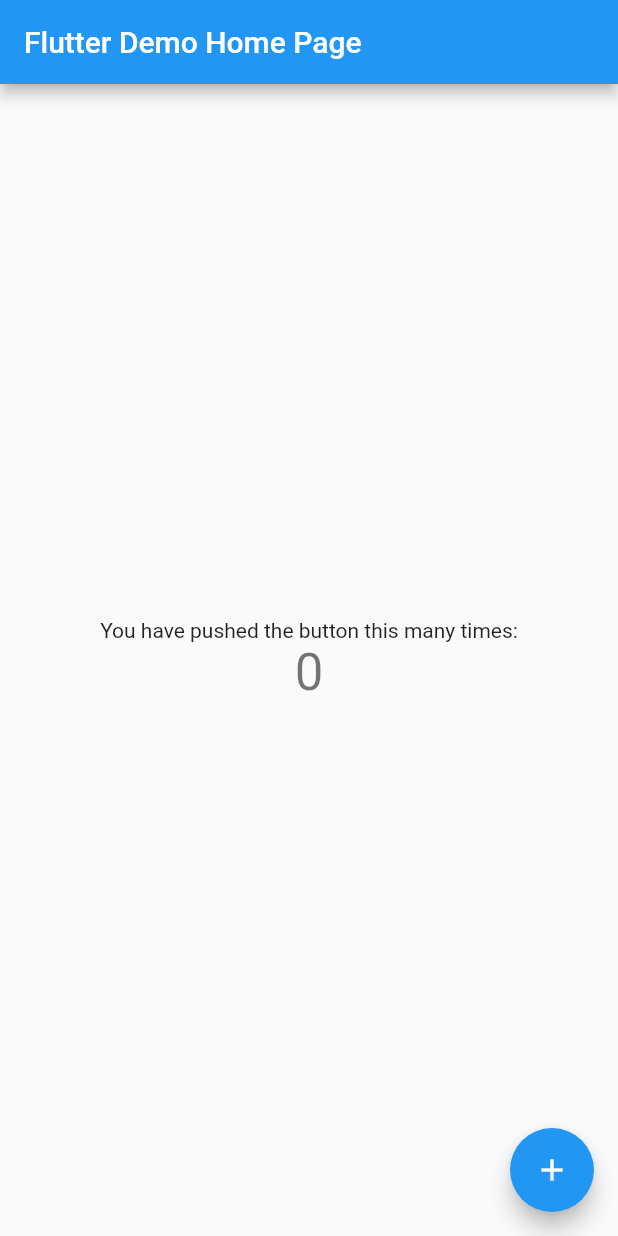
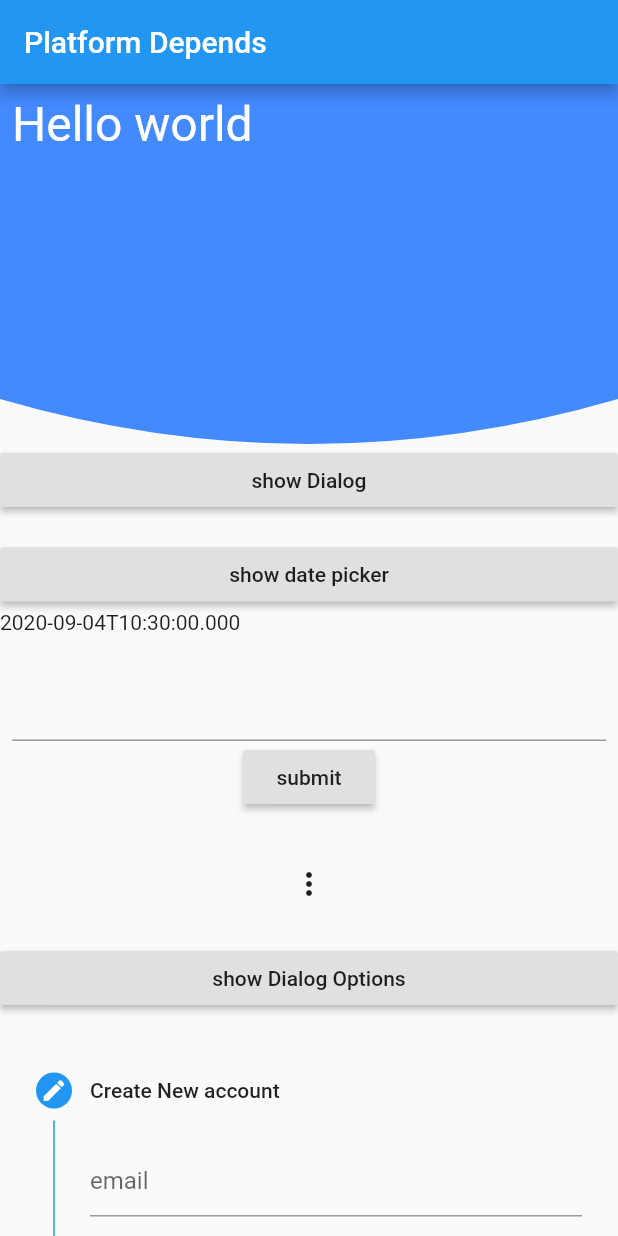
Before and after one commit to MonipichMP/platform-depends-app, a Flutter app: the screen it shows after launch, on a phone screen of 412 x 824 dp. Run offline on Flutter 3.47's test engine with Material 2 defaults, Android fonts, the phone set to English and light mode, and no system bars; our stand-ins replace firebase_auth; accounts and stored records are empty.

Commit message:
add some common widget

```diff
--- /dev/null
+++ b/lib/common_widget/clip_path.dart
@@ -0,0 +1,57 @@
+import 'package:flutter/material.dart';
+
+class ClipPathWidget extends StatelessWidget {
+  @override
+  Widget build(BuildContext context) {
+    return ClipPath(
+      clipper: Clipper(),
+      child: SizedBox(
+        width: double.infinity,
+        height: 240,
+        child: Stack(
+          children: [
+            Container(color: Colors.blueAccent),
+            Padding(
+              padding: EdgeInsets.all(8.0),
+              child: Text(
+                "Hello world",
+                style: TextStyle(
+                  color: Colors.white,
+                  fontSize: 32,
+                ),
+              ),
+            )
+          ],
+        ),
+      ),
+    );
+  }
+}
+
+class Clipper extends CustomClipper<Path> {
+  @override
+  Path getClip(Size size) {
+    var path = Path();
+    path.lineTo(0.0, size.height - 30);
+
+    var firstControlPoint = Offset(size.width / 4, size.height);
+    var firstPoint = Offset(size.width / 2, size.height);
+    path.quadraticBezierTo(firstControlPoint.dx, firstControlPoint.dy,
+        firstPoint.dx, firstPoint.dy);
+
+    var secondControlPoint = Offset(size.width - (size.width / 4), size.height);
+    var secondPoint = Offset(size.width, size.height - 30);
+    path.quadraticBezierTo(secondControlPoint.dx, secondControlPoint.dy,
+        secondPoint.dx, secondPoint.dy);
+
+    path.lineTo(size.width, 0.0);
+    path.close();
+
+    return path;
+  }
+
+  @override
+  bool shouldReclip(CustomClipper<Path> oldClipper) {
+    return false;
+  }
+}
--- /dev/null
+++ b/lib/common_widget/date_picker.dart
@@ -0,0 +1,17 @@
+import 'package:flutter/material.dart';
+
+class DatePicker {
+  onDatePicker(
+    BuildContext context,
+    DateTime initialDate,
+    DateTime firstDate,
+    DateTime lastDate,
+  ) {
+    return showDatePicker(
+      context: context,
+      initialDate: initialDate,
+      firstDate: firstDate,
+      lastDate: lastDate,
+    );
+  }
+}
--- /dev/null
+++ b/lib/common_widget/form_text_field.dart
@@ -0,0 +1,36 @@
+import 'package:flutter/material.dart';
+
+class FormTextFieldWidget extends StatelessWidget {
+  @override
+  Widget build(BuildContext context) {
+    final formKey = GlobalKey<FormState>();
+
+    return Form(
+      key: formKey,
+      child: Padding(
+        padding: EdgeInsets.all(8.0),
+        child: Column(
+          children: [
+            TextFormField(
+              validator: (value) {
+                if (value.isEmpty) {
+                  return "Please enter some text";
+                }
+                if (!value.contains("@")){
+                  return "Please enter right format";
+                }
+                return null;
+              },
+            ),
+            RaisedButton(
+              onPressed: () {
+                if (formKey.currentState.validate()) {}
+              },
+              child: Text("submit"),
+            ),
+          ],
+        ),
+      ),
+    );
+  }
+}
--- /dev/null
+++ b/lib/common_widget/popup_menu_button.dart
@@ -0,0 +1,19 @@
+import 'package:flutter/material.dart';
+
+class PopUpMenuButtonWidget extends StatelessWidget {
+  @override
+  Widget build(BuildContext context) {
+    return PopupMenuButton(
+      itemBuilder: (_) => <PopupMenuItem<String>>[
+        PopupMenuItem(
+          child: Text("value 1"),
+          value: "value 1",
+        ),
+        PopupMenuItem(
+          child: Text("value 2"),
+          value: "value 2",
+        ),
+      ],
+    );
+  }
+}
--- /dev/null
+++ b/lib/common_widget/stepper.dart
@@ -0,0 +1,87 @@
+import 'package:flutter/material.dart';
+
+class StepperWidget extends StatefulWidget {
+  @override
+  _StepperWidgetState createState() => _StepperWidgetState();
+}
+
+class _StepperWidgetState extends State<StepperWidget> {
+
+  // no work well
+  int currentStep = 0;
+
+  bool complete = false;
+  bool isActive = true;
+
+  @override
+  Widget build(BuildContext context) {
+    List<Step> steps = [
+      Step(
+        title: Text("Create New account"),
+        isActive: isActive,
+        state: complete ? StepState.complete : StepState.editing,
+        content: Column(
+          children: [
+            TextFormField(
+              decoration: InputDecoration(hintText: "email"),
+            ),
+            TextFormField(
+              decoration: InputDecoration(hintText: "password"),
+            ),
+          ],
+        ),
+      ),
+      Step(
+        title: Text("Additional Information"),
+        isActive: isActive,
+        state: complete ? StepState.complete : StepState.editing,
+        content: Column(
+          children: [
+            TextFormField(
+              decoration: InputDecoration(hintText: "address"),
+            ),
+            TextFormField(
+              decoration: InputDecoration(hintText: "Telephone"),
+            ),
+          ],
+        ),
+      ),
+      Step(
+        title: Text("Bank Account"),
+        isActive: isActive,
+        state: complete ? StepState.complete : StepState.editing,
+        content: Column(
+          children: [
+            TextFormField(
+              decoration: InputDecoration(hintText: "bank"),
+            ),
+          ],
+        ),
+      ),
+    ];
+
+    goTo(int step) {
+      setState(() => currentStep = step);
+    }
+
+    next() {
+      currentStep + 1 != steps.length
+          ? goTo(currentStep + 1)
+          : setState(() => complete = true);
+    }
+
+    cancel() {
+      if (currentStep > 0) {
+        goTo(currentStep - 1);
+      }
+    }
+
+    return Stepper(
+      steps: steps,
+      currentStep: currentStep,
+      onStepContinue: next,
+      onStepTapped: (step) => goTo(step),
+      onStepCancel: cancel,
+    );
+  }
+}
--- a/lib/main.dart
+++ b/lib/main.dart
@@ -1,4 +1,5 @@
 import 'package:flutter/material.dart';
+import 'package:platform_depends_app/screens/root_screen/root_screen.dart';
 
 void main() {
   runApp(MyApp());
@@ -11,107 +12,9 @@ class MyApp extends StatelessWidget {
     return MaterialApp(
       title: 'Flutter Demo',
       theme: ThemeData(
-        // This is the theme of your application.
-        //
-        // Try running your application with "flutter run". You'll see the
-        // application has a blue toolbar. Then, without quitting the app, try
-        // changing the primarySwatch below to Colors.green and then invoke
-        // "hot reload" (press "r" in the console where you ran "flutter run",
-        // or simply save your changes to "hot reload" in a Flutter IDE).
-        // Notice that the counter didn't reset back to zero; the application
-        // is not restarted.
         primarySwatch: Colors.blue,
-        // This makes the visual density adapt to the platform that you run
-        // the app on. For desktop platforms, the controls will be smaller and
-        // closer together (more dense) than on mobile platforms.
-        visualDensity: VisualDensity.adaptivePlatformDensity,
       ),
-      home: MyHomePage(title: 'Flutter Demo Home Page'),
+      home: RootScreen(),
     );
   }
 }
-
-class MyHomePage extends StatefulWidget {
-  MyHomePage({Key key, this.title}) : super(key: key);
-
-  // This widget is the home page of your application. It is stateful, meaning
-  // that it has a State object (defined below) that contains fields that affect
-  // how it looks.
-
-  // This class is the configuration for the state. It holds the values (in this
-  // case the title) provided by the parent (in this case the App widget) and
-  // used by the build method of the State. Fields in a Widget subclass are
-  // always marked "final".
-
-  final String title;
-
-  @override
-  _MyHomePageState createState() => _MyHomePageState();
-}
-
-class _MyHomePageState extends State<MyHomePage> {
-  int _counter = 0;
-
-  void _incrementCounter() {
-    setState(() {
-      // This call to setState tells the Flutter framework that something has
-      // changed in this State, which causes it to rerun the build method below
-      // so that the display can reflect the updated values. If we changed
-      // _counter without calling setState(), then the build method would not be
-      // called again, and so nothing would appear to happen.
-      _counter++;
-    });
-  }
-
-  @override
-  Widget build(BuildContext context) {
-    // This method is rerun every time setState is called, for instance as done
-    // by the _incrementCounter method above.
-    //
-    // The Flutter framework has been optimized to make rerunning build methods
-    // fast, so that you can just rebuild anything that needs updating rather
-    // than having to individually change instances of widgets.
-    return Scaffold(
-      appBar: AppBar(
-        // Here we take the value from the MyHomePage object that was created by
-        // the App.build method, and use it to set our appbar title.
-        title: Text(widget.title),
-      ),
-      body: Center(
-        // Center is a layout widget. It takes a single child and positions it
-        // in the middle of the parent.
-        child: Column(
-          // Column is also a layout widget. It takes a list of children and
-          // arranges them vertically. By default, it sizes itself to fit its
-          // children horizontally, and tries to be as tall as its parent.
-          //
-          // Invoke "debug painting" (press "p" in the console, choose the
-          // "Toggle Debug Paint" action from the Flutter Inspector in Android
-          // Studio, or the "Toggle Debug Paint" command in Visual Studio Code)
-          // to see the wireframe for each widget.
-          //
-          // Column has various properties to control how it sizes itself and
-          // how it positions its children. Here we use mainAxisAlignment to
-          // center the children vertically; the main axis here is the vertical
-          // axis because Columns are vertical (the cross axis would be
-          // horizontal).
-          mainAxisAlignment: MainAxisAlignment.center,
-          children: <Widget>[
-            Text(
-              'You have pushed the button this many times:',
-            ),
-            Text(
-              '$_counter',
-              style: Theme.of(context).textTheme.headline4,
-            ),
-          ],
-        ),
-      ),
-      floatingActionButton: FloatingActionButton(
-        onPressed: _incrementCounter,
-        tooltip: 'Increment',
-        child: Icon(Icons.add),
-      ), // This trailing comma makes auto-formatting nicer for build methods.
-    );
-  }
-}
--- /dev/null
+++ b/lib/screens/root_screen/components/body.dart
@@ -0,0 +1,82 @@
+import 'package:flutter/material.dart';
+import 'package:flutter/widgets.dart';
+import 'package:platform_depends_app/common_widget/alert_dialog.dart';
+import 'package:platform_depends_app/common_widget/clip_path.dart';
+import 'package:platform_depends_app/common_widget/custom_scroll_view.dart';
+import 'package:platform_depends_app/common_widget/date_picker.dart';
+import 'package:platform_depends_app/common_widget/form_text_field.dart';
+import 'package:platform_depends_app/common_widget/popup_menu_button.dart';
+import 'package:platform_depends_app/common_widget/stepper.dart';
+import 'package:platform_depends_app/screens/login_screen/login_screen.dart';
+
+class BodyRootScreen extends StatefulWidget {
+  @override
+  _BodyState createState() => _BodyState();
+}
+
+class _BodyState extends State<BodyRootScreen> {
+  DateTime datePicked = DateTime.now();
+
+  @override
+  Widget build(BuildContext context) {
+    return SizedBox(
+      width: double.infinity,
+      child: ListView(
+        children: [
+          ClipPathWidget(),
+          RaisedButton(
+            onPressed: () => CommonWidget().showDialogWidget(
+              context,
+              "We\'re about to get your data",
+              "Your data we will need for cookies",
+              "Ok",
+              () {
+                Navigator.of(context).pop();
+              },
+            ),
+            child: Text("show Dialog"),
+          ),
+          SizedBox(height: 15),
+          RaisedButton(
+            onPressed: () async {
+              DateTime date = await DatePicker().onDatePicker(
+                context,
+                DateTime.now(),
+                DateTime(2018),
+                DateTime(2030),
+              );
+              if (date != null) {
+                setState(() {
+                  datePicked = date;
+                });
+              }
+            },
+            child: Text("show date picker"),
+          ),
+          Text(datePicked.toIso8601String()),
+          SizedBox(height: 15),
+          FormTextFieldWidget(),
+          SizedBox(height: 15),
+          PopUpMenuButtonWidget(),
+          SizedBox(height: 15),
+          RaisedButton(
+            onPressed: () => CommonWidget().showSimpleDialog(context),
+            child: Text("show Dialog Options"),
+          ),
+          SizedBox(height: 15),
+          Expanded(child: StepperWidget()),
+          SizedBox(height: 15),
+          RaisedButton(
+            onPressed: () => Navigator.push(
+              context,
+              MaterialPageRoute(
+                builder: (context) => LoginScreen(),
+              ),
+            ),
+            child: Text("Go to login"),
+          ),
+        ],
+      ),
+    );
+  }
+}
--- /dev/null
+++ b/lib/screens/root_screen/root_screen.dart
@@ -0,0 +1,24 @@
+import 'package:flutter/material.dart';
+import 'package:platform_depends_app/common_widget/custom_scroll_view.dart';
+import 'package:platform_depends_app/screens/root_screen/components/body.dart';
+
+class RootScreen extends StatefulWidget {
+  @override
+  _RootScreenState createState() => _RootScreenState();
+}
+
+class _RootScreenState extends State<RootScreen> {
+  @override
+  Widget build(BuildContext context) {
+    return Scaffold(
+      appBar: AppBar(
+        title: Text(
+          "Platform Depends",
+          style: TextStyle(color: Colors.white),
+        ),
+      ),
+      // body: CustomScrollWidget(),
+      body: BodyRootScreen(),
+    );
+  }
+}
--- a/pubspec.yaml
+++ b/pubspec.yaml
@@ -23,7 +23,8 @@ environment:
 dependencies:
   flutter:
     sdk: flutter
-
+  firebase_auth: ^0.6.6
+  cloud_firestore: ^0.8.2+3
 
   # The following adds the Cupertino Icons font to your application.
   # Use with the CupertinoIcons class for iOS style icons.
```
Also changed, not shown: lib/common_widget/alert_dialog.dart (added, +64 -0 lines), lib/common_widget/custom_scroll_view.dart (added, +71 -0 lines), lib/constants/custom_style.dart (added, +18 -0 lines), lib/screens/home_screen/home_screen.dart (added, +17 -0 lines), lib/screens/login_screen/login_screen.dart (added, +95 -0 lines), pubspec.lock, 5 other files.
